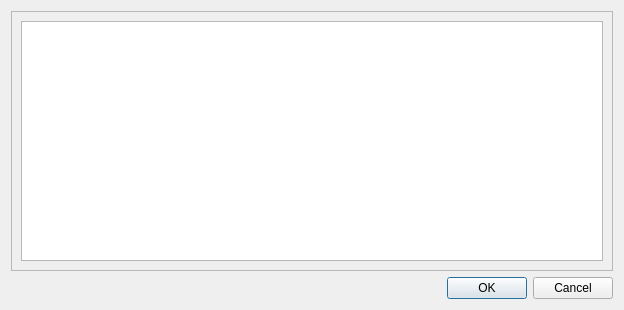
This is braviz/interaction/qt_guis/load_scenario_dialog.ui in diego0020/braviz-app as Qt 5 draws it before an edit. The edited form follows.
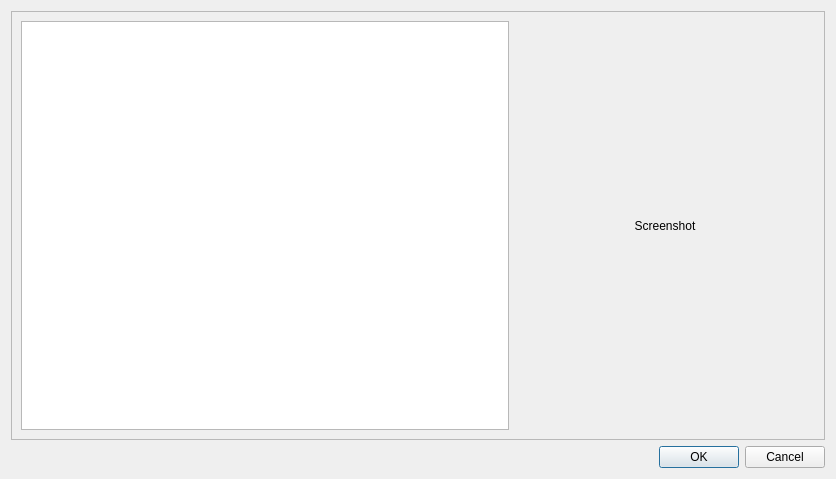
This is the edited form.

Commit message: pictures in scenarios

Diff of the .ui file:
```diff
--- a/braviz/interaction/qt_guis/load_scenario_dialog.ui
+++ b/braviz/interaction/qt_guis/load_scenario_dialog.ui
@@ -6,8 +6,8 @@
    <rect>
     <x>0</x>
     <y>0</y>
-    <width>624</width>
-    <height>310</height>
+    <width>836</width>
+    <height>479</height>
    </rect>
   </property>
   <property name="windowTitle">
@@ -25,7 +25,7 @@
      <property name="frameShadow">
       <enum>QFrame::Raised</enum>
      </property>
-     <layout class="QVBoxLayout" name="verticalLayout_2">
+     <layout class="QHBoxLayout" name="horizontalLayout">
       <item>
        <widget class="QTableView" name="scenarios_table">
         <property name="alternatingRowColors">
@@ -45,6 +45,34 @@
         </attribute>
        </widget>
       </item>
+      <item>
+       <widget class="QLabel" name="screen_shot_label">
+        <property name="sizePolicy">
+         <sizepolicy hsizetype="Fixed" vsizetype="Preferred">
+          <horstretch>0</horstretch>
+          <verstretch>0</verstretch>
+         </sizepolicy>
+        </property>
+        <property name="minimumSize">
+         <size>
+          <width>300</width>
+          <height>0</height>
+         </size>
+        </property>
+        <property name="maximumSize">
+         <size>
+          <width>300</width>
+          <height>16777215</height>
+         </size>
+        </property>
+        <property name="text">
+         <string>Screenshot</string>
+        </property>
+        <property name="alignment">
+         <set>Qt::AlignCenter</set>
+        </property>
+       </widget>
+      </item>
      </layout>
     </widget>
    </item>
```
The commit also changes 4 other files.
